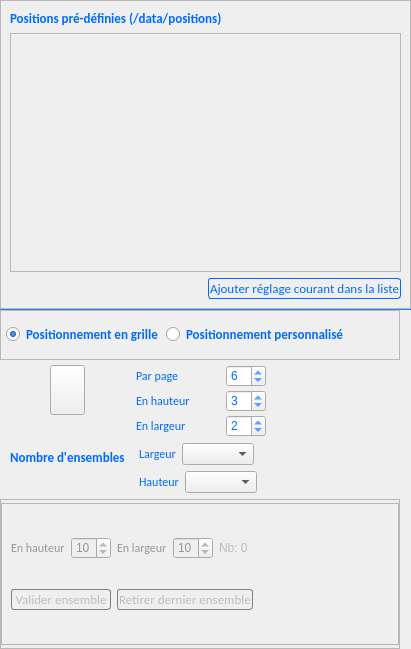
Above: PhotosConsigne/ui/pagesets.ui from FlorianLance/PhotosConsigne before the change. Below: the same form after it.
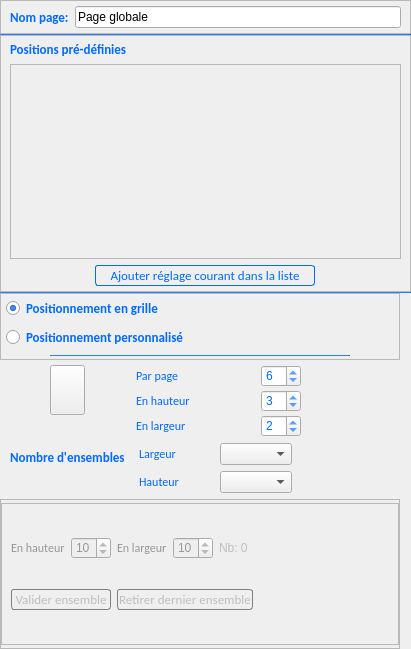
That is the form after the change. Icons and pictures are not drawn.

What changed in the file:
```diff
--- a/PhotosConsigne/ui/pagesets.ui
+++ b/PhotosConsigne/ui/pagesets.ui
@@ -41,6 +41,86 @@
    <property name="bottomMargin">
     <number>0</number>
    </property>
+   <item>
+    <widget class="QFrame" name="frameNamePage">
+     <property name="minimumSize">
+      <size>
+       <width>0</width>
+       <height>0</height>
+      </size>
+     </property>
+     <property name="frameShape">
+      <enum>QFrame::StyledPanel</enum>
+     </property>
+     <property name="frameShadow">
+      <enum>QFrame::Raised</enum>
+     </property>
+     <layout class="QHBoxLayout" name="horizontalLayout">
+      <property name="spacing">
+       <number>6</number>
+      </property>
+      <property name="leftMargin">
+       <number>9</number>
+      </property>
+      <property name="topMargin">
+       <number>5</number>
+      </property>
+      <property name="rightMargin">
+       <number>9</number>
+      </property>
+      <property name="bottomMargin">
+       <number>5</number>
+      </property>
+      <item>
+       <widget class="QLabel" name="laNamePage">
+        <property name="styleSheet">
+         <string notr="true">QWidget {
+  
+	color : rgb(0,106,255);
+    font:  bold 10pt Calibri;
+
+
+ }
+
+
+QWidget:!enabled {
+  
+	color : rgb(150,150,150);
+    font:  bold 10pt Calibri;
+ }
+</string>
+        </property>
+        <property name="text">
+         <string>Nom page:</string>
+        </property>
+       </widget>
+      </item>
+      <item>
+       <widget class="QLineEdit" name="leNamePage">
+        <property name="text">
+         <string>Page globale</string>
+        </property>
+       </widget>
+      </item>
+     </layout>
+    </widget>
+   </item>
+   <item>
+    <widget class="Line" name="line_3">
+     <property name="maximumSize">
+      <size>
+       <width>16777215</width>
+       <height>1</height>
+      </size>
+     </property>
+     <property name="styleSheet">
+      <string notr="true">	background-color: rgb(0,106,255);</string>
+     </property>
+     <property name="orientation">
+      <enum>Qt::Horizontal</enum>
+     </property>
+    </widget>
+   </item>
    <item>
     <widget class="QFrame" name="framePreDef">
      <property name="minimumSize">
@@ -62,6 +142,12 @@
       <enum>QFrame::Raised</enum>
      </property>
      <layout class="QVBoxLayout" name="verticalLayout_2">
+      <property name="topMargin">
+       <number>5</number>
+      </property>
+      <property name="bottomMargin">
+       <number>5</number>
+      </property>
       <item>
        <widget class="QLabel" name="laPreDef">
         <property name="styleSheet">
@@ -82,7 +168,7 @@
 </string>
         </property>
         <property name="text">
-         <string>Positions pré-définies (/data/positions)</string>
+         <string>Positions pré-définies</string>
         </property>
        </widget>
       </item>
@@ -103,7 +189,7 @@
            <x>0</x>
            <y>0</y>
            <width>389</width>
-           <height>251</height>
+           <height>216</height>
           </rect>
          </property>
          <layout class="QGridLayout" name="glPreDef">
@@ -126,8 +212,20 @@
         </widget>
        </widget>
       </item>
-      <item alignment="Qt::AlignRight">
+      <item alignment="Qt::AlignHCenter">
        <widget class="QPushButton" name="pbAddPositions">
+        <property name="minimumSize">
+         <size>
+          <width>220</width>
+          <height>20</height>
+         </size>
+        </property>
+        <property name="maximumSize">
+         <size>
+          <width>16777215</width>
+          <height>16777215</height>
+         </size>
+        </property>
         <property name="styleSheet">
          <string notr="true">
 
@@ -218,7 +316,7 @@
      <property name="frameShadow">
       <enum>QFrame::Raised</enum>
      </property>
-     <layout class="QGridLayout" name="gridLayout_3">
+     <layout class="QVBoxLayout" name="verticalLayout_4">
       <property name="leftMargin">
        <number>5</number>
       </property>
@@ -231,50 +329,7 @@
       <property name="bottomMargin">
        <number>3</number>
       </property>
-      <property name="horizontalSpacing">
-       <number>3</number>
-      </property>
-      <property name="verticalSpacing">
-       <number>10</number>
-      </property>
-      <item row="0" column="3">
-       <spacer name="horizontalSpacer">
-        <property name="orientation">
-         <enum>Qt::Horizontal</enum>
-        </property>
-        <property name="sizeHint" stdset="0">
-         <size>
-          <width>213</width>
-          <height>20</height>
-         </size>
-        </property>
-       </spacer>
-      </item>
-      <item row="0" column="2">
-       <widget class="QRadioButton" name="rbPersonnalised">
-        <property name="styleSheet">
-         <string notr="true">QWidget {
-  
-	color : rgb(0,106,255);
-    font:  bold 10pt Calibri;
-
-
- }
-
-
-QWidget:!enabled {
-  
-	color : rgb(150,150,150);
-    font:  bold 10pt Calibri;
- }
-</string>
-        </property>
-        <property name="text">
-         <string>Positionnement personnalisé</string>
-        </property>
-       </widget>
-      </item>
-      <item row="0" column="1">
+      <item>
        <widget class="QRadioButton" name="rbGrid">
         <property name="styleSheet">
          <string notr="true">QWidget {
@@ -301,6 +356,52 @@
         </property>
        </widget>
       </item>
+      <item>
+       <widget class="QRadioButton" name="rbPersonnalised">
+        <property name="styleSheet">
+         <string notr="true">QWidget {
+  
+	color : rgb(0,106,255);
+    font:  bold 10pt Calibri;
+
+
+ }
+
+
+QWidget:!enabled {
+  
+	color : rgb(150,150,150);
+    font:  bold 10pt Calibri;
+ }
+</string>
+        </property>
+        <property name="text">
+         <string>Positionnement personnalisé</string>
+        </property>
+       </widget>
+      </item>
+      <item alignment="Qt::AlignHCenter">
+       <widget class="Line" name="line_2">
+        <property name="minimumSize">
+         <size>
+          <width>300</width>
+          <height>0</height>
+         </size>
+        </property>
+        <property name="maximumSize">
+         <size>
+          <width>16777215</width>
+          <height>1</height>
+         </size>
+        </property>
+        <property name="styleSheet">
+         <string notr="true">	background-color: rgb(0,106,255);</string>
+        </property>
+        <property name="orientation">
+         <enum>Qt::Horizontal</enum>
+        </property>
+       </widget>
+      </item>
      </layout>
     </widget>
    </item>
@@ -763,6 +864,12 @@
              <layout class="QHBoxLayout" name="hlColumns">
               <item alignment="Qt::AlignLeft">
                <widget class="QLabel" name="laColumns">
+                <property name="minimumSize">
+                 <size>
+                  <width>75</width>
+                  <height>0</height>
+                 </size>
+                </property>
                 <property name="styleSheet">
                  <string notr="true">
 
@@ -794,7 +901,7 @@
                 </property>
                </widget>
               </item>
-              <item alignment="Qt::AlignLeft">
+              <item alignment="Qt::AlignRight">
                <widget class="QComboBox" name="cbColumnsWidth"/>
               </item>
               <item alignment="Qt::AlignLeft">
@@ -830,6 +937,12 @@
              <layout class="QHBoxLayout" name="hlLines">
               <item alignment="Qt::AlignLeft">
                <widget class="QLabel" name="laLines">
+                <property name="minimumSize">
+                 <size>
+                  <width>75</width>
+                  <height>0</height>
+                 </size>
+                </property>
                 <property name="styleSheet">
                  <string notr="true">
 
@@ -861,7 +974,7 @@
                 </property>
                </widget>
               </item>
-              <item alignment="Qt::AlignLeft">
+              <item alignment="Qt::AlignRight">
                <widget class="QComboBox" name="cbLinesHeight"/>
               </item>
               <item>
```
